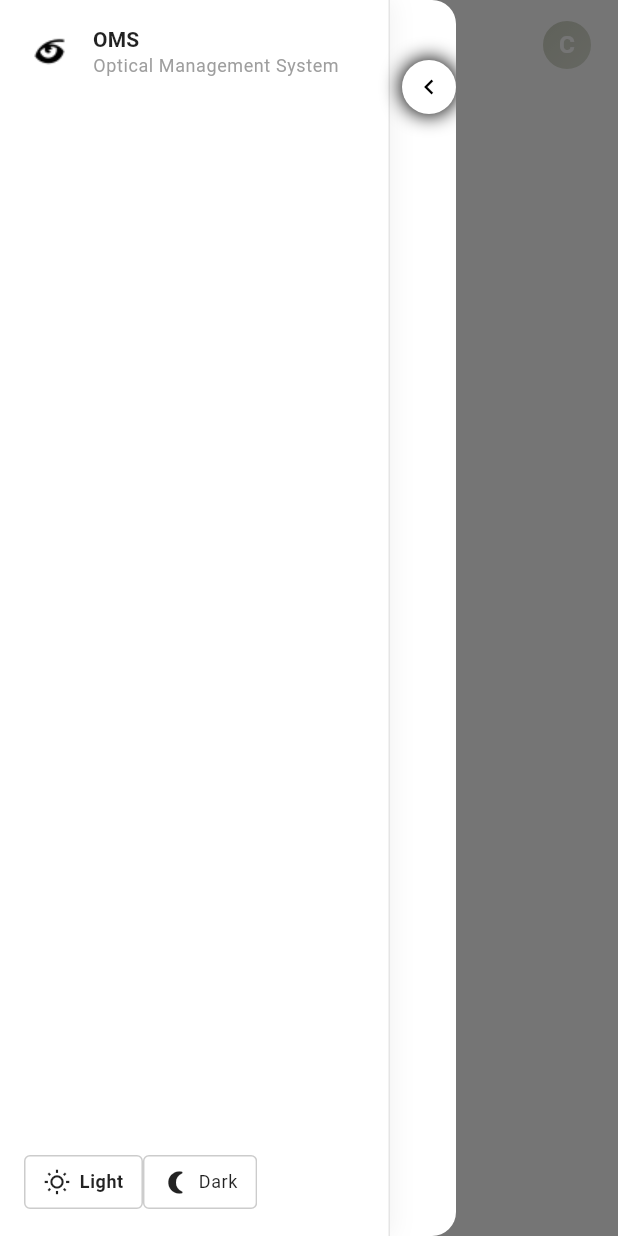
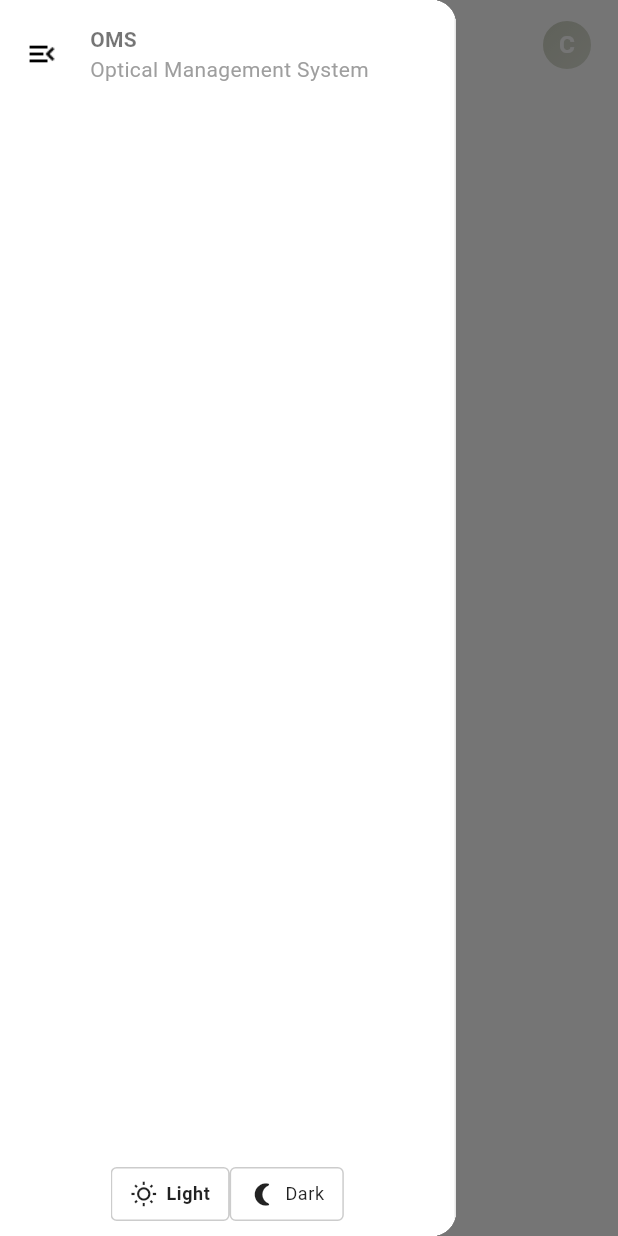
Before and after one commit to redaya88/krema-gms-web-flutter, a Flutter app: the DashboardView screen opened by its route, with the side drawer open, on a phone screen of 412 x 824 dp. Run offline on Flutter 3.47's test engine with Material 3 defaults, Android fonts, the phone set to English and light mode, and no system bars; our stand-ins replace get, get_storage; accounts and stored records are empty.

Commit message:
fix: change padding for sidebar

```diff
--- /dev/null
+++ b/lib/core/widgets/menu_icon_helper.dart
@@ -0,0 +1,7 @@
+class MenuIconHelper {
+  static String iconPath(bool expanded, bool isDark) {
+    final mode = isDark ? 'dark' : 'light';
+    final state = expanded ? 'collapse' : 'expand';
+    return 'assets/icons/menu/menu-bar-$state-$mode.png';
+  }
+}
--- /dev/null
+++ b/lib/core/widgets/sidebar_constants.dart
@@ -0,0 +1,15 @@
+import 'package:flutter/material.dart';
+
+class SidebarConstants {
+  static const double expandedWidth = 260;
+  static const double collapsedWidth = 64;
+
+  static const double iconSize = 40;
+  static const double iconInnerSize = 22;
+
+  static const EdgeInsets headerPadding =
+      EdgeInsets.fromLTRB(8, 16, 8, 16);
+
+  static const Duration animationDuration =
+      Duration(milliseconds: 250);
+}
--- /dev/null
+++ b/lib/core/widgets/sidebar_icon.dart
@@ -0,0 +1,32 @@
+import 'package:flutter/material.dart';
+import 'sidebar_constants.dart';
+
+class SidebarIcon extends StatelessWidget {
+  final String iconPath;
+  final VoidCallback? onTap;
+
+  const SidebarIcon({
+    super.key,
+    required this.iconPath,
+    this.onTap,
+  });
+
+  @override
+  Widget build(BuildContext context) {
+    return SizedBox(
+      width: SidebarConstants.iconSize,
+      height: SidebarConstants.iconSize,
+      child: InkWell(
+        borderRadius: BorderRadius.circular(8),
+        onTap: onTap,
+        child: Center(
+          child: Image.asset(
+            iconPath,
+            width: SidebarConstants.iconInnerSize,
+            height: SidebarConstants.iconInnerSize,
+          ),
+        ),
+      ),
+    );
+  }
+}
--- a/lib/core/widgets/sidebar_item.dart
+++ b/lib/core/widgets/sidebar_item.dart
@@ -1,4 +1,5 @@
 import 'package:flutter/material.dart';
+import 'sidebar_icon.dart';
 
 class SidebarItem extends StatelessWidget {
   final bool expanded;
@@ -20,26 +21,21 @@ class SidebarItem extends StatelessWidget {
   Widget build(BuildContext context) {
     final theme = Theme.of(context);
 
-    return Container(
-      margin: const EdgeInsets.symmetric(horizontal: 8, vertical: 4),
-      child: Material(
+    return InkWell(
+      borderRadius: BorderRadius.circular(8),
+      onTap: onTap,
+      child: Container(
+        height: 44,
+        decoration: BoxDecoration(
           color: active
               ? theme.colorScheme.primary.withOpacity(0.12)
-            : Colors.transparent,
+              : null,
           borderRadius: BorderRadius.circular(8),
-        child: InkWell(
-          borderRadius: BorderRadius.circular(8),
-          onTap: onTap,
-          child: AnimatedContainer(
-            duration: const Duration(milliseconds: 250),
-            padding: EdgeInsets.symmetric(
-              horizontal: expanded ? 12 : 0,
-              vertical: 10,
         ),
-            child: expanded
-                ? Row(
+        child: Row(
           children: [
-                      _buildIcon(),
+            SidebarIcon(iconPath: iconPath),
+            if (expanded) ...[
               const SizedBox(width: 12),
               Expanded(
                 child: Text(
@@ -49,27 +45,13 @@ class SidebarItem extends StatelessWidget {
                     fontSize: 14,
                     fontWeight:
                         active ? FontWeight.w600 : FontWeight.w400,
-                            color: theme.colorScheme.onSurface,
                   ),
                 ),
               ),
             ],
-                  )
-                : Center(child: _buildIcon()),
-          ),
+          ],
         ),
       ),
     );
   }
-
-  Widget _buildIcon() {
-    return SizedBox(
-      width: 24,
-      height: 24,
-      child: Image.asset(
-        iconPath,
-        fit: BoxFit.contain,
-      ),
-    );
 }
-}
--- a/lib/modules/dashboard/dashboard_sidebar.dart
+++ b/lib/modules/dashboard/dashboard_sidebar.dart
@@ -2,17 +2,19 @@ import 'package:flutter/material.dart';
 import 'package:get/get.dart';
 
 import '../../core/services/auth_service.dart';
-import '../../core/services/theme_service.dart';
+import '../../core/widgets/sidebar_icon.dart';
 import '../../core/widgets/sidebar_item.dart';
 import '../../core/widgets/sidebar_theme_toggle.dart';
+import '../../core/widgets/menu_icon_helper.dart';
+import '../../core/widgets/sidebar_constants.dart';
 
 class DashboardSidebar extends StatelessWidget {
   final bool expanded;
   final String? selectedFeature;
-  final Function(String) onFeatureSelect;
+  final ValueChanged<String> onFeatureSelect;
   final VoidCallback onToggleExpand;
 
-  DashboardSidebar({
+  const DashboardSidebar({
     super.key,
     required this.expanded,
     required this.selectedFeature,
@@ -20,186 +22,94 @@ class DashboardSidebar extends StatelessWidget {
     required this.onToggleExpand,
   });
 
-  final themeService = Get.find<ThemeService>();
-
-  static const double _buttonSize = 36;
-  static const double _buttonRadius = _buttonSize / 2;
-
   @override
   Widget build(BuildContext context) {
     final theme = Theme.of(context);
-    final double panelWidth = expanded ? 260 : 78;
+    final auth = Get.find<AuthService>();
+    final isDark = theme.brightness == Brightness.dark;
 
-    return SizedBox(
-      width: panelWidth + _buttonRadius, // ⭐ KEY FIX
-      child: Stack(
-        clipBehavior: Clip.none,
-        children: [
-          // ---------- SIDEBAR PANEL ----------
-          AnimatedContainer(
-            duration: const Duration(milliseconds: 250),
-            width: panelWidth,
+    return AnimatedContainer(
+      duration: SidebarConstants.animationDuration,
+      width: expanded
+          ? SidebarConstants.expandedWidth
+          : SidebarConstants.collapsedWidth,
       decoration: BoxDecoration(
         color: theme.colorScheme.surface,
         border: Border(
           right: BorderSide(
             color: theme.dividerColor.withOpacity(0.4),
-                  width: 1,
           ),
         ),
-              boxShadow: [
-                BoxShadow(
-                  color: Colors.black.withOpacity(0.05),
-                  blurRadius: 12,
-                  offset: const Offset(2, 0),
-                ),
-              ],
       ),
       child: Column(
-              crossAxisAlignment: CrossAxisAlignment.start,
         children: [
-                // ---------- HEADER ----------
+          // HEADER
           Padding(
-                  padding: const EdgeInsets.all(16),
-                  child: expanded
-                      ? Row(
+            padding: SidebarConstants.headerPadding,
+            child: Row(
               children: [
-                            Image.asset(
-                              'assets/icons/logo-small-light.png',
-                              width: 34,
-                              height: 34,
+                SidebarIcon(
+                  iconPath:
+                      MenuIconHelper.iconPath(expanded, isDark),
+                  onTap: onToggleExpand,
                 ),
+                if (expanded) ...[
                   const SizedBox(width: 12),
                   Expanded(
                     child: Column(
                       crossAxisAlignment: CrossAxisAlignment.start,
-                                children: [
-                                  Text(
-                                    'OMS',
-                                    style: theme.textTheme.labelLarge
-                                        ?.copyWith(fontWeight: FontWeight.bold),
-                                  ),
+                      children: const [
+                        Text('OMS',
+                            style:
+                                TextStyle(fontWeight: FontWeight.bold)),
                         Text(
                           'Optical Management System',
-                                    style: theme.textTheme.bodySmall
-                                        ?.copyWith(color: Colors.grey),
                           overflow: TextOverflow.ellipsis,
+                          style: TextStyle(color: Colors.grey),
                         ),
                       ],
                     ),
                   ),
                 ],
-                        )
-                      : Image.asset('assets/icons/logo-small-light.png'),
+              ],
+            ),
           ),
 
-                const SizedBox(height: 12),
+          const SizedBox(height: 8),
 
-                // ---------- FEATURES ----------
+          // FEATURES
           Expanded(
             child: Obx(() {
-                    final features = Get.find<AuthService>().features;
-                    final isDark =
-                        theme.brightness == Brightness.dark;
-
               return ListView.builder(
-                      padding: EdgeInsets.zero,
-                      itemCount: features.length,
+                padding: EdgeInsets.fromLTRB(
+                  expanded ? 10 : 0,
+                  16,
+                  16,
+                  16,
+                ),
+                itemCount: auth.features.length,
                 itemBuilder: (_, i) {
-                        final feature = features[i];
+                  final f = auth.features[i];
                   return SidebarItem(
                     expanded: expanded,
-                          title: feature.name,
-                          iconPath: isDark
-                              ? feature.darkIconPath
-                              : feature.lightIconPath,
-                          active: selectedFeature == feature.name,
-                          onTap: () => onFeatureSelect(feature.name),
+                    active: selectedFeature == f.name,
+                    title: f.name,
+                    iconPath:
+                        isDark ? f.darkIconPath : f.lightIconPath,
+                    onTap: () => onFeatureSelect(f.name),
                   );
                 },
               );
             }),
           ),
 
-                // ---------- THEME TOGGLE ----------
+          // FOOTER
           Padding(
-                  padding: const EdgeInsets.all(16),
+            padding: const EdgeInsets.all(8),
             child: SidebarThemeToggle(expanded: expanded),
-                ),
-              ],
-            ),
-          ),
-
-          // ---------- FLOATING TOGGLE BUTTON ----------
-          Positioned(
-            top: 40,
-            right: 0, // 👈 no negative offset
-            child: _ExpandButton(
-              expanded: expanded,
-              onTap: onToggleExpand,
-            ),
           ),
         ],
       ),
     );
   }
 }
-
-/// ============================================================
-/// FLOATING BUTTON
-/// ============================================================
-class _ExpandButton extends StatefulWidget {
-  final bool expanded;
-  final VoidCallback onTap;
-
-  const _ExpandButton({
-    required this.expanded,
-    required this.onTap,
-  });
-
-  @override
-  State<_ExpandButton> createState() => _ExpandButtonState();
-}
-
-class _ExpandButtonState extends State<_ExpandButton> {
-  bool hovering = false;
-
-  @override
-  Widget build(BuildContext context) {
-    final theme = Theme.of(context);
-
-    return MouseRegion(
-      onEnter: (_) => setState(() => hovering = true),
-      onExit: (_) => setState(() => hovering = false),
-      child: AnimatedScale(
-        duration: const Duration(milliseconds: 150),
-        scale: hovering ? 1.12 : 1.0,
-        child: GestureDetector(
-          onTap: widget.onTap,
-          child: Container(
-            width: 36,
-            height: 36,
-            decoration: BoxDecoration(
-              color: theme.colorScheme.primary,
-              shape: BoxShape.circle,
-              boxShadow: const [
-                BoxShadow(
-                  color: Colors.black,
-                  blurRadius: 10,
-                  spreadRadius: 1,
-                ),
-              ],
-            ),
-            child: Icon(
-              widget.expanded
-                  ? Icons.chevron_left
-                  : Icons.chevron_right,
-              color: Colors.black,
-              size: 20,
-            ),
-          ),
-        ),
-      ),
-    );
-  }
-}
--- a/lib/modules/dashboard/dashboard_view.dart
+++ b/lib/modules/dashboard/dashboard_view.dart
@@ -45,12 +45,15 @@ class _DashboardViewState extends State<DashboardView> {
         children: [
           // ---------- DESKTOP SIDEBAR ----------
           if (!isMobile)
-            DashboardSidebar(
-              expanded: isSidebarExpanded,
-              selectedFeature: selectedFeature,
-              onFeatureSelect: (f) => setState(() => selectedFeature = f),
-              onToggleExpand: () =>
-                  setState(() => isSidebarExpanded = !isSidebarExpanded),
+            SizedBox(
+              width: isSidebarExpanded ? 260 : 78,
+              child: DashboardSidebar(
+                expanded: isSidebarExpanded,
+                selectedFeature: selectedFeature,
+                onFeatureSelect: (f) => setState(() => selectedFeature = f),
+                onToggleExpand: () =>
+                    setState(() => isSidebarExpanded = !isSidebarExpanded),
+              ),
             ),
 
           // ---------- MAIN CONTENT ----------
--- a/pubspec.yaml
+++ b/pubspec.yaml
@@ -29,4 +29,5 @@ flutter:
   assets:
     - assets/images/
     - assets/icons/
+    - assets/icons/menu/
     - assets/backgrounds/
```
Also changed, not shown: assets/icons/menu/menu-bar-collapse-dark.png (added), assets/icons/menu/menu-bar-collapse-light.png (added), assets/icons/menu/menu-bar-expand-dark.png (added), assets/icons/menu/menu-bar-expand-light.png (added), 9 other files. Lines whose indentation alone changed are shown as unchanged.
